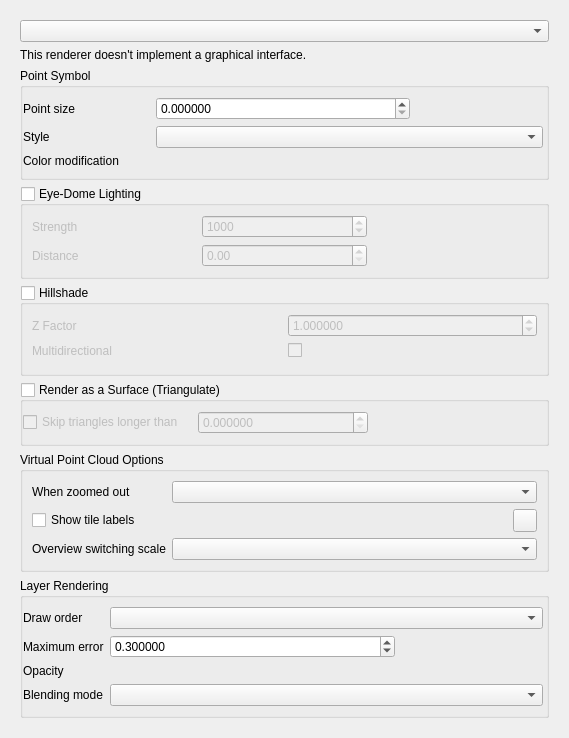
qgis/QGIS, file src/ui/pointcloud/qgspointcloudrendererpropsdialogbase.ui: the form before one commit.
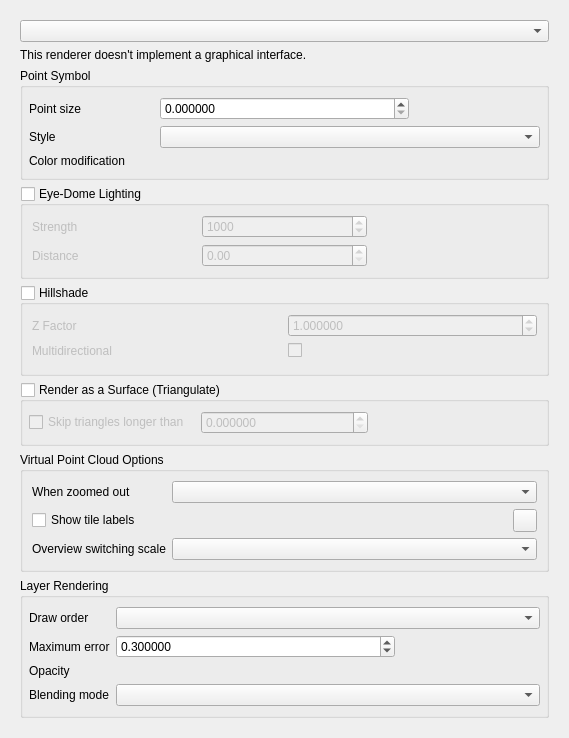
The form after the commit. Custom widgets are drawn as their Qt base class.

Commit message:
Make "Point Symbol" and "Layer Rendering" groups also collapsible
like the other groups in the dialog (or in other layer types properties)
Also harmonize internal left and right margins across the groups

The edit to the form file:
```diff
--- a/src/ui/pointcloud/qgspointcloudrendererpropsdialogbase.ui
+++ b/src/ui/pointcloud/qgspointcloudrendererpropsdialogbase.ui
@@ -65,7 +65,7 @@
         </widget>
        </item>
        <item>
-        <widget class="QGroupBox" name="mLayerRenderingGroupBox_2">
+        <widget class="QgsCollapsibleGroupBox" name="mPointSymbolGroupBox">
          <property name="title">
           <string>Point Symbol</string>
          </property>
@@ -77,10 +77,10 @@
          </property>
          <layout class="QGridLayout" name="gridLayout_2">
           <property name="leftMargin">
-           <number>0</number>
+           <number>6</number>
           </property>
           <property name="rightMargin">
-           <number>3</number>
+           <number>6</number>
           </property>
           <item row="0" column="1" colspan="2">
            <widget class="QgsDoubleSpinBox" name="mPointSizeSpinBox">
@@ -286,10 +286,10 @@
          </property>
          <layout class="QGridLayout" name="gridLayout_8">
           <property name="leftMargin">
-           <number>0</number>
+           <number>6</number>
           </property>
           <property name="rightMargin">
-           <number>3</number>
+           <number>6</number>
           </property>
           <item row="0" column="0">
            <widget class="QCheckBox" name="mHorizontalTriangleCheckBox">
@@ -400,10 +400,10 @@
          </property>
          <layout class="QGridLayout" name="gridLayout">
           <property name="leftMargin">
-           <number>0</number>
+           <number>6</number>
           </property>
           <property name="rightMargin">
-           <number>3</number>
+           <number>6</number>
           </property>
           <item row="1" column="0">
            <widget class="QLabel" name="lblTransparency_2">
@@ -506,6 +506,12 @@
   </layout>
  </widget>
  <customwidgets>
+  <customwidget>
+   <class>QgsCollapsibleGroupBox</class>
+   <extends>QGroupBox</extends>
+   <header>qgscollapsiblegroupbox.h</header>
+   <container>1</container>
+  </customwidget>
   <customwidget>
    <class>QgsDoubleSpinBox</class>
    <extends>QDoubleSpinBox</extends>
@@ -534,12 +540,6 @@
    <header>qgspanelwidget.h</header>
    <container>1</container>
   </customwidget>
-  <customwidget>
-   <class>QgsCollapsibleGroupBox</class>
-   <extends>QGroupBox</extends>
-   <header>qgscollapsiblegroupbox.h</header>
-   <container>1</container>
-  </customwidget>
   <customwidget>
    <class>QgsFontButton</class>
    <extends>QToolButton</extends>
```
Left out of the diff: 2 changed lines with no effect on the pictures.
